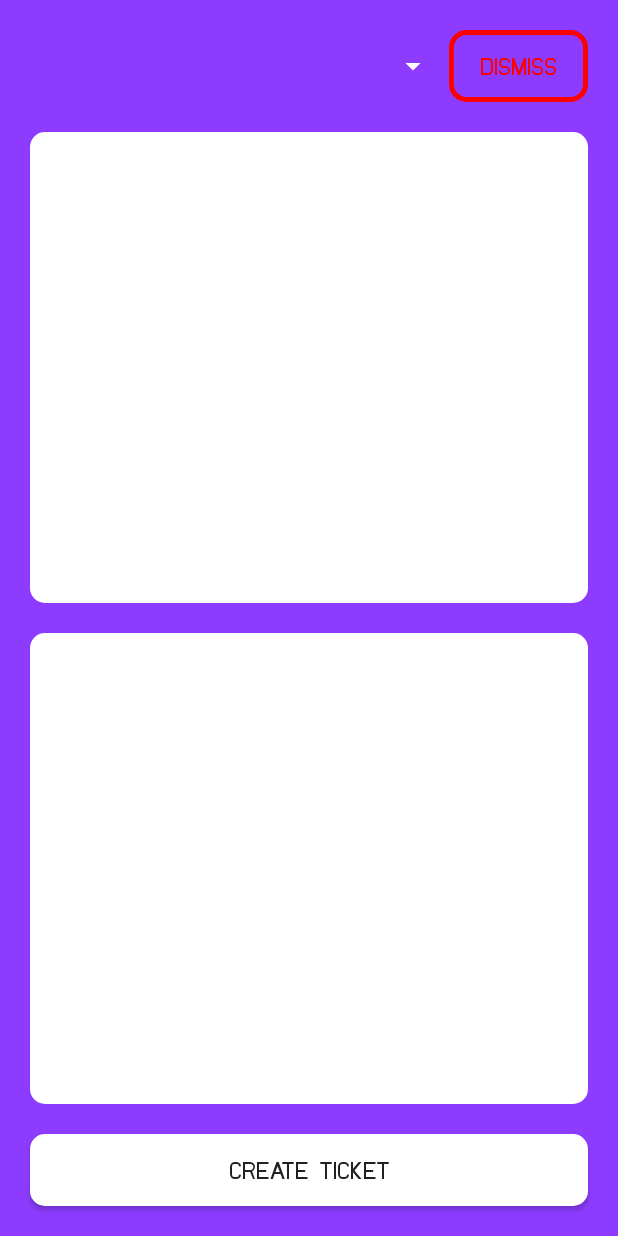
After one commit to ericbargim/GestMans, an Android app: the fragment NewOrderSelectionFragment shown on its own in the app's theme, on a phone screen of 412 x 824 dp. The commit adds this screen. Run offline under Robolectric (Android 15) with nearby library versions, the phone set to English and light mode, and no system bars.

Commit message:
[NEW ORDER SELECTION] Created and finished New Order Selection XML.

```diff
--- a/app/src/main/AndroidManifest.xml
+++ b/app/src/main/AndroidManifest.xml
@@ -15,17 +15,19 @@
         android:roundIcon="@mipmap/ic_gestmans_purple_round"
         android:supportsRtl="true"
         android:theme="@style/AppTheme">
-        <activity android:name=".Interface.HomeActivity"></activity>
-        <activity android:name=".Interface.QRScannerActivity" />
-        <activity
-            android:name=".Interface.LoginActivity"
-            android:windowSoftInputMode="adjustUnspecified">
+        <activity android:name=".Interface.Activities.AppMainActivity">
             <intent-filter>
                 <action android:name="android.intent.action.MAIN" />
 
                 <category android:name="android.intent.category.LAUNCHER" />
             </intent-filter>
         </activity>
+        <activity android:name=".Interface.Activities.QRScannerActivity" />
+        <activity
+            android:name=".Interface.Activities.LoginActivity"
+            android:windowSoftInputMode="adjustUnspecified">
+
+        </activity>
     </application>
 
 </manifest>
--- /dev/null
+++ b/app/src/main/java/com/gestmans/Interface/Fragments/NewOrderSelectionFragment.java
@@ -0,0 +1,38 @@
+package com.gestmans.Interface.Fragments;
+
+import android.os.Bundle;
+
+import androidx.fragment.app.Fragment;
+
+import android.view.LayoutInflater;
+import android.view.View;
+import android.view.ViewGroup;
+import android.widget.ListView;
+
+import com.gestmans.R;
+
+/**
+ * A simple {@link Fragment} subclass.
+ */
+public class NewOrderSelectionFragment extends Fragment {
+
+    ListView lvDishes, lvTicket;
+
+    public NewOrderSelectionFragment() {
+        // Required empty public constructor
+    }
+
+
+    @Override
+    public View onCreateView(LayoutInflater inflater, ViewGroup container,
+                             Bundle savedInstanceState) {
+        final View fView = inflater.inflate(R.layout.fragment_new_order_selection, container, false);
+        references(fView);
+        return fView;
+    }
+
+    private void references(View fView) {
+        lvDishes = fView.findViewById(R.id.lvDishes);
+        lvTicket = fView.findViewById(R.id.lvTicket);
+    }
+}
--- a/app/src/main/java/com/gestmans/Interface/Fragments/NewOrderTableFragment.java
+++ b/app/src/main/java/com/gestmans/Interface/Fragments/NewOrderTableFragment.java
@@ -7,9 +7,13 @@ import androidx.fragment.app.Fragment;
 import android.view.LayoutInflater;
 import android.view.View;
 import android.view.ViewGroup;
+import android.widget.ArrayAdapter;
 import android.widget.ListView;
 
 import com.gestmans.R;
+
+import java.util.ArrayList;
+import java.util.List;
 
 /**
  * A simple {@link Fragment} subclass.
@@ -26,9 +30,12 @@ public class NewOrderTableFragment extends Fragment {
     @Override
     public View onCreateView(LayoutInflater inflater, ViewGroup container,
                              Bundle savedInstanceState) {
-        // Inflate the layout for this fragment
         final View fView = inflater.inflate(R.layout.fragment_new_order_table, container, false);
         references(fView);
+        List<String> al = new ArrayList<>()/*DataClass.db.listTablePurchases(DataClass.username)*/;
+        if (al.isEmpty()) al.add("No tables were found.");
+        ArrayAdapter<String> arrayAdapter = new ArrayAdapter<>(getActivity(), R.layout.listview_tables, al);
+        lvTables.setAdapter(arrayAdapter);
         return fView;
     }
 
--- /dev/null
+++ b/app/src/main/res/drawable/dismiss_button.xml
@@ -0,0 +1,6 @@
+<?xml version="1.0" encoding="utf-8"?>
+<shape xmlns:android="http://schemas.android.com/apk/res/android"
+    android:shape="rectangle">
+    <corners android:radius="10dip" />
+    <stroke android:width="5px" android:color="@color/red" />
+</shape>
--- /dev/null
+++ b/app/src/main/res/layout/fragment_new_order_selection.xml
@@ -0,0 +1,87 @@
+<?xml version="1.0" encoding="utf-8"?>
+<androidx.constraintlayout.widget.ConstraintLayout xmlns:android="http://schemas.android.com/apk/res/android"
+    xmlns:app="http://schemas.android.com/apk/res-auto"
+    xmlns:tools="http://schemas.android.com/tools"
+    android:layout_width="match_parent"
+    android:layout_height="match_parent"
+    android:background="@color/purpleGradient"
+    tools:context=".Interface.Fragments.NewOrderTableFragment">
+
+    <LinearLayout
+        android:id="@+id/linearLayout4"
+        android:layout_width="match_parent"
+        android:layout_height="wrap_content"
+        android:orientation="horizontal"
+        android:layout_marginStart="20dp"
+        android:layout_marginEnd="20dp"
+        android:layout_marginTop="20dp"
+        app:layout_constraintBottom_toTopOf="@+id/lvDishes"
+        app:layout_constraintEnd_toEndOf="parent"
+        app:layout_constraintStart_toStartOf="parent"
+        app:layout_constraintTop_toTopOf="parent">
+
+        <Spinner
+            android:id="@+id/spDishType"
+            android:layout_width="match_parent"
+            android:layout_height="wrap_content"
+            android:layout_gravity="center"
+            android:layout_weight="2"
+            android:backgroundTint="@color/white" />
+
+        <Button
+            android:id="@+id/btnLeaveSelection"
+            android:layout_width="match_parent"
+            android:layout_height="wrap_content"
+            android:layout_gravity="center|center_vertical"
+            android:layout_weight="6"
+            android:textColor="@color/red"
+            android:background="@drawable/dismiss_button"
+            android:text="Dismiss" />
+
+    </LinearLayout>
+
+    <ListView
+        android:id="@+id/lvDishes"
+        android:layout_width="match_parent"
+        android:layout_height="0dp"
+        android:layout_marginStart="20dp"
+        android:layout_marginEnd="20dp"
+        android:layout_marginTop="20dp"
+        android:layout_marginBottom="10dp"
+        android:background="@drawable/component_round"
+        android:padding="20dp"
+        app:layout_constraintBottom_toTopOf="@+id/lvTicket"
+        app:layout_constraintEnd_toEndOf="parent"
+        app:layout_constraintStart_toStartOf="parent"
+        app:layout_constraintTop_toBottomOf="@+id/linearLayout4" />
+
+    <ListView
+        android:id="@+id/lvTicket"
+        android:layout_width="match_parent"
+        android:layout_height="0dp"
+        android:layout_marginStart="20dp"
+        android:layout_marginEnd="20dp"
+        android:layout_marginTop="10dp"
+        android:layout_marginBottom="20dp"
+        android:background="@drawable/component_round"
+        android:padding="20dp"
+        app:layout_constraintBottom_toTopOf="@+id/btnCreateTicket"
+        app:layout_constraintEnd_toEndOf="parent"
+        app:layout_constraintStart_toStartOf="parent"
+        app:layout_constraintTop_toBottomOf="@+id/lvDishes" />
+
+    <Button
+        android:id="@+id/btnCreateTicket"
+        android:layout_width="match_parent"
+        android:layout_height="wrap_content"
+        android:background="@drawable/component_round"
+        android:text="Create Ticket"
+        android:layout_marginStart="20dp"
+        android:layout_marginEnd="20dp"
+        android:layout_marginBottom="20dp"
+        app:layout_constraintBottom_toBottomOf="parent"
+        app:layout_constraintEnd_toEndOf="parent"
+        app:layout_constraintStart_toStartOf="parent"
+        app:layout_constraintTop_toBottomOf="@+id/lvTicket" />
+
+</androidx.constraintlayout.widget.ConstraintLayout>
--- a/app/src/main/res/layout/fragment_new_order_table.xml
+++ b/app/src/main/res/layout/fragment_new_order_table.xml
@@ -7,6 +7,7 @@
     android:background="@color/purpleGradient">
     <ListView
         android:id="@+id/lvTables"
+        android:padding="20dp"
         android:layout_width="match_parent"
         android:layout_height="match_parent"
         android:layout_margin="20dp"
--- /dev/null
+++ b/app/src/main/res/layout/listview_tables.xml
@@ -0,0 +1,8 @@
+<?xml version="1.0" encoding="utf-8"?>
+<TextView xmlns:android="http://schemas.android.com/apk/res/android"
+    android:id="@+id/tvTable"
+    android:layout_width="match_parent"
+    android:layout_height="wrap_content"
+    android:textColor="@color/purpleGradient"
+    android:textSize="15dp"
+    android:padding="10dp"/>
```
